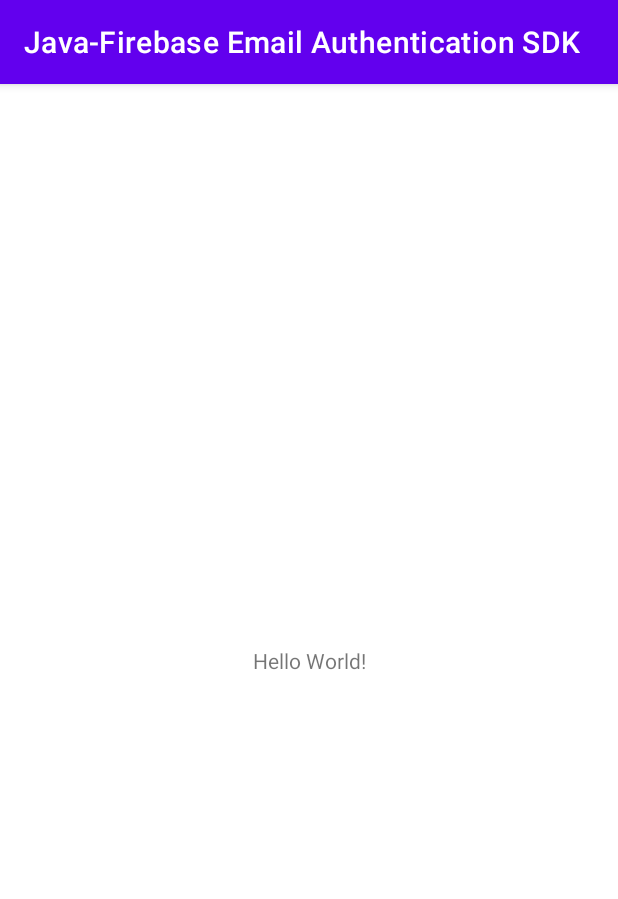
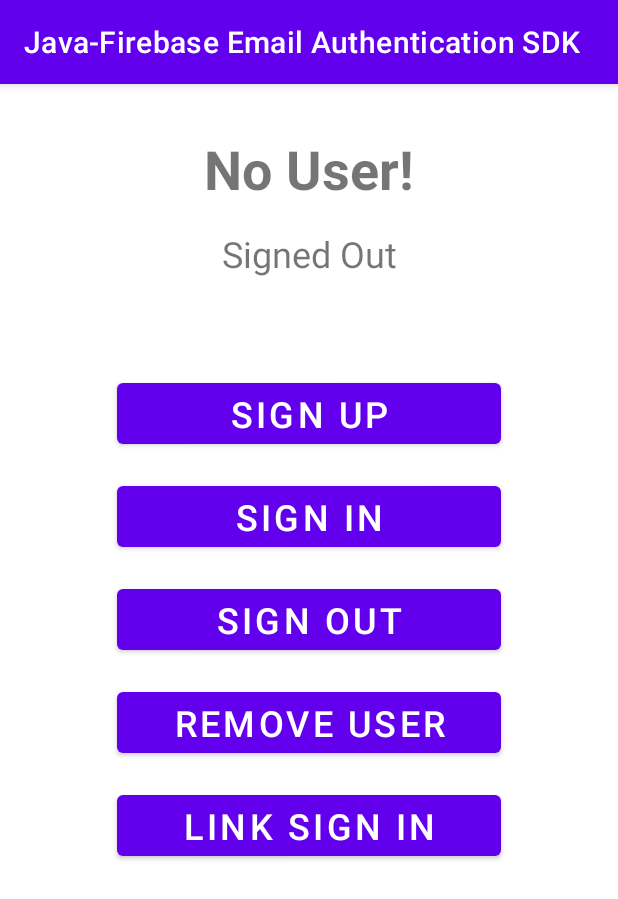
Before and after one commit to Imran4424/Android-FirebaseEmailAuthenticationFirebaseSDK, an Android app: the screen it shows after launch (MainActivity), on a phone screen of 412 x 824 dp. Shown: the top 899 px of the screen. Run offline under Robolectric (Android 15) with nearby library versions, the phone set to English and light mode, and no system bars.

Commit message:
activit main

```diff
--- a/app/build.gradle
+++ b/app/build.gradle
@@ -1,5 +1,6 @@
 plugins {
     id 'com.android.application'
+    id 'com.google.gms.google-services'
 }
 
 android {
@@ -33,7 +34,17 @@ dependencies {
     implementation 'androidx.appcompat:appcompat:1.2.0'
     implementation 'com.google.android.material:material:1.2.1'
     implementation 'androidx.constraintlayout:constraintlayout:2.0.4'
-    testImplementation 'junit:junit:4.+'
+    testImplementation 'junit:junit:4.13.1'
     androidTestImplementation 'androidx.test.ext:junit:1.1.2'
     androidTestImplementation 'androidx.test.espresso:espresso-core:3.3.0'
+
+    // Import the Firebase BoM
+    implementation platform('com.google.firebase:firebase-bom:26.2.0')
+
+    // Add the dependency for the Firebase SDK for Google Analytics
+    // When using the BoM, don't specify versions in Firebase dependencies
+    implementation 'com.google.firebase:firebase-analytics'
+
+    // Add the dependencies for any other desired Firebase products
+    // https://firebase.google.com/docs/android/setup#available-libraries
 }
--- a/app/src/main/res/layout/activity_main.xml
+++ b/app/src/main/res/layout/activity_main.xml
@@ -7,12 +7,94 @@
     tools:context=".MainActivity">
 
     <TextView
-        android:layout_width="wrap_content"
+        android:id="@+id/textUser"
+        android:layout_width="0dp"
         android:layout_height="wrap_content"
-        android:text="Hello World!"
-        app:layout_constraintBottom_toBottomOf="parent"
+        android:layout_marginTop="32dp"
+        android:text="No User!"
+        android:textAlignment="center"
+        android:textSize="36sp"
+        android:textStyle="bold"
+        app:layout_constraintHorizontal_bias="0.498"
         app:layout_constraintLeft_toLeftOf="parent"
         app:layout_constraintRight_toRightOf="parent"
         app:layout_constraintTop_toTopOf="parent" />
 
+    <TextView
+        android:id="@+id/textSigningStatus"
+        android:layout_width="0dp"
+        android:layout_height="wrap_content"
+        android:layout_marginTop="16dp"
+        android:text="Signed Out"
+        android:textAlignment="center"
+        android:textSize="24sp"
+        app:layout_constraintEnd_toEndOf="parent"
+        app:layout_constraintHorizontal_bias="0.5"
+        app:layout_constraintStart_toStartOf="parent"
+        app:layout_constraintTop_toBottomOf="@+id/textUser" />
+
+    <Button
+        android:id="@+id/buttonSignUp"
+        android:layout_width="256dp"
+        android:layout_height="wrap_content"
+        android:layout_marginTop="64dp"
+        android:text="SIGN UP"
+        android:textAlignment="center"
+        android:textSize="24sp"
+        app:layout_constraintEnd_toEndOf="parent"
+        app:layout_constraintHorizontal_bias="0.5"
+        app:layout_constraintStart_toStartOf="parent"
+        app:layout_constraintTop_toBottomOf="@+id/textSigningStatus" />
+
+    <Button
+        android:id="@+id/buttonSignIn"
+        android:layout_width="256dp"
+        android:layout_height="wrap_content"
+        android:layout_marginTop="16dp"
+        android:text="SIGN IN"
+        android:textAlignment="center"
+        android:textSize="24sp"
+        app:layout_constraintEnd_toEndOf="parent"
+        app:layout_constraintHorizontal_bias="0.5"
+        app:layout_constraintStart_toStartOf="parent"
+        app:layout_constraintTop_toBottomOf="@+id/buttonSignUp" />
+
+    <Button
+        android:id="@+id/buttonSignOut"
+        android:layout_width="256dp"
+        android:layout_height="wrap_content"
+        android:layout_marginTop="16dp"
+        android:text="Sign Out"
+        android:textAlignment="center"
+        android:textSize="24sp"
+        app:layout_constraintEnd_toEndOf="parent"
+        app:layout_constraintHorizontal_bias="0.5"
+        app:layout_constraintStart_toStartOf="parent"
+        app:layout_constraintTop_toBottomOf="@+id/buttonSignIn" />
+
+    <Button
+        android:id="@+id/buttonRemoveUser"
+        android:layout_width="256dp"
+        android:layout_height="wrap_content"
+        android:layout_marginTop="16dp"
+        android:text="Remove User"
+        android:textSize="24sp"
+        app:layout_constraintEnd_toEndOf="parent"
+        app:layout_constraintHorizontal_bias="0.5"
+        app:layout_constraintStart_toStartOf="parent"
+        app:layout_constraintTop_toBottomOf="@+id/buttonSignOut" />
+
+    <Button
+        android:id="@+id/buttonLinkSIgnIn"
+        android:layout_width="256dp"
+        android:layout_height="wrap_content"
+        android:layout_marginTop="16dp"
+        android:text="LINK SIGN IN"
+        android:textAlignment="center"
+        android:textSize="24sp"
+        app:layout_constraintEnd_toEndOf="parent"
+        app:layout_constraintHorizontal_bias="0.5"
+        app:layout_constraintStart_toStartOf="parent"
+        app:layout_constraintTop_toBottomOf="@+id/buttonRemoveUser" />
+
 </androidx.constraintlayout.widget.ConstraintLayout>
--- a/build.gradle
+++ b/build.gradle
@@ -6,7 +6,7 @@ buildscript {
     }
     dependencies {
         classpath "com.android.tools.build:gradle:4.1.1"
-
+        classpath 'com.google.gms:google-services:4.3.4'
         // NOTE: Do not place your application dependencies here; they belong
         // in the individual module build.gradle files
     }
```
